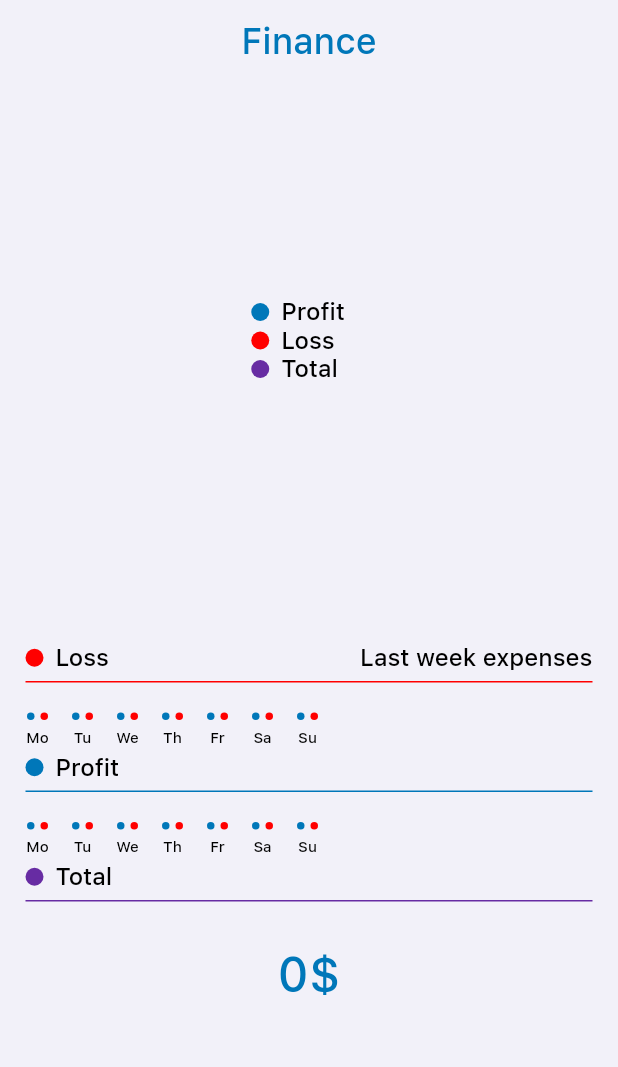
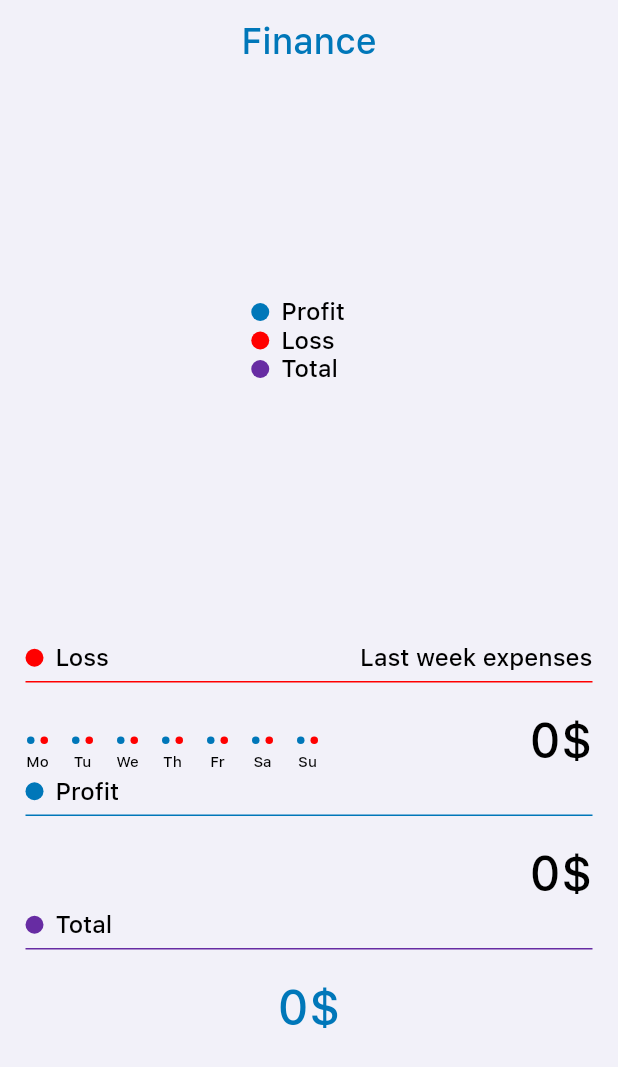
Before and after one commit to kent0505/expenses3, a Flutter app: the FinancePage widget shown alone on an empty page, opened directly, on a phone screen of 412 x 824 dp. Shown: the top 1067 px of the screen. Run offline on Flutter 3.47's test engine with Material 3 defaults, Android fonts, the phone set to English and light mode, and no system bars; drawn by our look-alikes of fl_chart; our stand-ins replace flutter_bloc, flutter_svg, go_router, hive_flutter, shared_preferences; accounts and stored records are empty.

Commit message:
completed finance page

```diff
--- a/lib/core/config/router.dart
+++ b/lib/core/config/router.dart
@@ -1,3 +1,4 @@
+import 'package:expense_test/features/finance/pages/finance_test_page.dart';
 import 'package:go_router/go_router.dart';
 
 import '../../features/home/pages/home_page.dart';
@@ -12,6 +13,10 @@ import '../../features/splash/splash_page.dart';
 final routerConfig = GoRouter(
   initialLocation: '/',
   routes: [
+    GoRoute(
+      path: '/test',
+      builder: (context, state) => const FinanceTestPage(),
+    ),
     GoRoute(
       path: '/',
       builder: (context, state) => const SplashPage(),
--- a/lib/core/utils.dart
+++ b/lib/core/utils.dart
@@ -8,6 +8,9 @@ bool onboarding = true;
 String myname = '';
 int myprofits = 0;
 int mylosses = 0;
+bool achieve1 = false;
+bool achieve2 = false;
+bool achieve3 = false;
 List<Money> mymoneys = [];
 
 Future<void> getData() async {
@@ -17,6 +20,9 @@ Future<void> getData() async {
   myname = prefs.getString('myname') ?? 'John';
   myprofits = prefs.getInt('myprofits') ?? 0;
   mylosses = prefs.getInt('mylosses') ?? 0;
+  achieve1 = prefs.getBool('achieve1') ?? false;
+  achieve2 = prefs.getBool('achieve2') ?? false;
+  achieve3 = prefs.getBool('achieve3') ?? false;
 }
 
 Future<void> saveUser(String name) async {
@@ -47,6 +53,17 @@ int w5Profit = 0;
 int w6Profit = 0;
 int w7Profit = 0;
 
+List<Money> getLastWeekMoneys() {
+  List<Money> sortedmoneys = [];
+  int last = getCurrentTimestamp() - 604800;
+  for (Money money in mymoneys) {
+    if (money.id > last) {
+      sortedmoneys.add(money);
+    }
+  }
+  return sortedmoneys;
+}
+
 void calculateExpenses() {
   w1Loss = 0;
   w2Loss = 0;
@@ -64,7 +81,7 @@ void calculateExpenses() {
   w6Profit = 0;
   w7Profit = 0;
 
-  for (Money money in mymoneys) {
+  for (Money money in getLastWeekMoneys()) {
     log(money.id.toString());
     DateTime date = DateTime.fromMillisecondsSinceEpoch(money.id * 1000);
 
@@ -86,25 +103,11 @@ void calculateExpenses() {
       if (date.weekday == 7) w7Loss = w7Loss + money.amount;
     }
   }
-  print(w1Loss);
-  print(w2Loss);
-  print(w3Loss);
-  print(w4Loss);
-  print(w5Loss);
-  print(w6Loss);
-  print(w7Loss);
-  print(w1Profit);
-  print(w2Profit);
-  print(w3Profit);
-  print(w4Profit);
-  print(w5Profit);
-  print(w6Profit);
-  print(w7Profit);
 }
 
 double getHeight(int a, int b) {
   if (a == 0) return 5;
   if (b == 0) return 5;
-  if (a > b) return 100 + 50;
-  return (a / b) * 100 + (a / b) * 50;
+  if (a > b) return 82;
+  return (a / b) * 32 + (a / b) * 50;
 }
--- a/lib/features/finance/pages/finance_page.dart
+++ b/lib/features/finance/pages/finance_page.dart
@@ -1,10 +1,10 @@
-import 'package:expense_test/features/finance/widgets/bar_chart_card.dart';
 import 'package:flutter/material.dart';
 
 import '../../../core/config/app_colors.dart';
 import '../../../core/utils.dart';
 import '../../../core/widgets/page_title.dart';
 import '../../money/models/money.dart';
+import '../widgets/bar_chart_card.dart';
 import '../widgets/line_widget.dart';
 import '../widgets/money_pie_chart.dart';
 
@@ -21,7 +21,7 @@ class _FinancePageState extends State<FinancePage> {
   int total = 0;
 
   void getMyMoneys() {
-    for (Money money in mymoneys) {
+    for (Money money in getLastWeekMoneys()) {
       if (money.profit) {
         profit = profit + money.amount;
       } else {
@@ -58,6 +58,7 @@ class _FinancePageState extends State<FinancePage> {
           const LineWidget(title: 'Loss'),
           const SizedBox(height: 20),
           Row(
+            crossAxisAlignment: CrossAxisAlignment.end,
             children: [
               const SizedBox(width: 10),
               BarChartCard(
@@ -67,34 +68,43 @@ class _FinancePageState extends State<FinancePage> {
               ),
               BarChartCard(
                 title: 'Tu',
-                profitHeight: getHeight(w1Profit, w1Loss),
-                lossHeight: getHeight(w1Loss, w1Profit),
+                profitHeight: getHeight(w2Profit, w2Loss),
+                lossHeight: getHeight(w2Loss, w2Profit),
               ),
               BarChartCard(
                 title: 'We',
-                profitHeight: getHeight(w1Profit, w1Loss),
-                lossHeight: getHeight(w1Loss, w1Profit),
+                profitHeight: getHeight(w3Profit, w3Loss),
+                lossHeight: getHeight(w3Loss, w3Profit),
               ),
               BarChartCard(
                 title: 'Th',
-                profitHeight: getHeight(w1Profit, w1Loss),
-                lossHeight: getHeight(w1Loss, w1Profit),
+                profitHeight: getHeight(w4Profit, w4Loss),
+                lossHeight: getHeight(w4Loss, w4Profit),
               ),
               BarChartCard(
                 title: 'Fr',
-                profitHeight: getHeight(w1Profit, w1Loss),
-                lossHeight: getHeight(w1Loss, w1Profit),
+                profitHeight: getHeight(w5Profit, w5Loss),
+                lossHeight: getHeight(w5Loss, w5Profit),
               ),
               BarChartCard(
                 title: 'Sa',
-                profitHeight: getHeight(w1Profit, w1Loss),
-                lossHeight: getHeight(w1Loss, w1Profit),
+                profitHeight: getHeight(w6Profit, w6Loss),
+                lossHeight: getHeight(w6Loss, w6Profit),
               ),
               BarChartCard(
                 title: 'Su',
-                profitHeight: getHeight(w1Profit, w1Loss),
-                lossHeight: getHeight(w1Loss, w1Profit),
+                profitHeight: getHeight(w7Profit, w7Loss),
+                lossHeight: getHeight(w7Loss, w7Profit),
               ),
+              const Spacer(),
+              Text(
+                '$loss\$',
+                style: const TextStyle(
+                  color: Colors.black,
+                  fontSize: 32,
+                ),
+              ),
+              const SizedBox(width: 17),
             ],
           ),
           const SizedBox(height: 5),
@@ -102,47 +112,20 @@ class _FinancePageState extends State<FinancePage> {
           const SizedBox(height: 20),
           Row(
             children: [
-              const SizedBox(width: 10),
-              BarChartCard(
-                title: 'Mo',
-                profitHeight: getHeight(w1Profit, w1Loss),
-                lossHeight: getHeight(w1Loss, w1Profit),
+              const Spacer(),
+              Text(
+                '$profit\$',
+                style: const TextStyle(
+                  color: Colors.black,
+                  fontSize: 32,
+                ),
               ),
-              BarChartCard(
-                title: 'Tu',
-                profitHeight: getHeight(w1Profit, w1Loss),
-                lossHeight: getHeight(w1Loss, w1Profit),
-              ),
-              BarChartCard(
-                title: 'We',
-                profitHeight: getHeight(w1Profit, w1Loss),
-                lossHeight: getHeight(w1Loss, w1Profit),
-              ),
-              BarChartCard(
-                title: 'Th',
-                profitHeight: getHeight(w1Profit, w1Loss),
-                lossHeight: getHeight(w1Loss, w1Profit),
-              ),
-              BarChartCard(
-                title: 'Fr',
-                profitHeight: getHeight(w1Profit, w1Loss),
-                lossHeight: getHeight(w1Loss, w1Profit),
-              ),
-              BarChartCard(
-                title: 'Sa',
-                profitHeight: getHeight(w1Profit, w1Loss),
-                lossHeight: getHeight(w1Loss, w1Profit),
-              ),
-              BarChartCard(
-                title: 'Su',
-                profitHeight: getHeight(w1Profit, w1Loss),
-                lossHeight: getHeight(w1Loss, w1Profit),
-              ),
+              const SizedBox(width: 17),
             ],
           ),
           const SizedBox(height: 5),
           const LineWidget(title: 'Total'),
-          const SizedBox(height: 30),
+          const SizedBox(height: 20),
           Center(
             child: Text(
               '$total\$',
@@ -152,7 +135,7 @@ class _FinancePageState extends State<FinancePage> {
               ),
             ),
           ),
-          const SizedBox(height: 30),
+          const SizedBox(height: 20),
         ],
       ),
     );
--- /dev/null
+++ b/lib/features/finance/pages/finance_test_page.dart
@@ -0,0 +1,74 @@
+import 'package:flutter/material.dart';
+
+import '../../money/models/money.dart';
+import '../widgets/bar_chart_card.dart';
+
+class FinanceTestPage extends StatefulWidget {
+  const FinanceTestPage({super.key});
+
+  @override
+  State<FinanceTestPage> createState() => _FinanceTestPageState();
+}
+
+class _FinanceTestPageState extends State<FinanceTestPage> {
+  List<Money> mymoneys = [];
+
+  @override
+  void initState() {
+    super.initState();
+  }
+
+  @override
+  Widget build(BuildContext context) {
+    return const SafeArea(
+      child: Scaffold(
+        body: Column(
+          mainAxisAlignment: MainAxisAlignment.center,
+          children: [
+            Row(
+              crossAxisAlignment: CrossAxisAlignment.end,
+              children: [
+                SizedBox(width: 10),
+                BarChartCard(
+                  title: 'Mo',
+                  profitHeight: 40,
+                  lossHeight: 50,
+                ),
+                BarChartCard(
+                  title: 'Tu',
+                  profitHeight: 50,
+                  lossHeight: 60,
+                ),
+                // BarChartCard(
+                //   title: 'We',
+                //   profitHeight: getHeight(w1Loss, w1Profit),
+                //   lossHeight: getHeight(w1Profit, w1Loss),
+                // ),
+                // BarChartCard(
+                //   title: 'Th',
+                //   profitHeight: getHeight(w1Profit, w1Loss),
+                //   lossHeight: getHeight(w1Loss, w1Profit),
+                // ),
+                // BarChartCard(
+                //   title: 'Fr',
+                //   profitHeight: getHeight(w1Profit, w1Loss),
+                //   lossHeight: getHeight(w1Loss, w1Profit),
+                // ),
+                // BarChartCard(
+                //   title: 'Sa',
+                //   profitHeight: getHeight(w1Profit, w1Loss),
+                //   lossHeight: getHeight(w1Loss, w1Profit),
+                // ),
+                // BarChartCard(
+                //   title: 'Su',
+                //   profitHeight: getHeight(w1Profit, w1Loss),
+                //   lossHeight: getHeight(w1Loss, w1Profit),
+                // ),
+              ],
+            ),
+          ],
+        ),
+      ),
+    );
+  }
+}
--- a/lib/features/home/widgets/achieves_list.dart
+++ b/lib/features/home/widgets/achieves_list.dart
@@ -1,6 +1,7 @@
 import 'package:flutter/material.dart';
 
 import '../../../core/config/app_colors.dart';
+import '../../../core/utils.dart';
 
 class AchievesList extends StatelessWidget {
   const AchievesList({super.key});
@@ -16,22 +17,22 @@ class AchievesList extends StatelessWidget {
         thickness: 5,
         child: ListView(
           // padding: const EdgeInsets.symmetric(horizontal: 24),
-          children: const [
-            SizedBox(height: 16),
+          children: [
+            const SizedBox(height: 16),
             _AchieveCard(
               title: 'Spend \$1,000 in a month',
               asset: 'achieve1',
-              active: true,
+              active: achieve1,
             ),
             _AchieveCard(
               title: 'Spend \$5,000 in a month',
               asset: 'achieve2',
-              active: false,
+              active: achieve2,
             ),
             _AchieveCard(
               title: 'Invest \$3,000 in education',
               asset: 'achieve3',
-              active: false,
+              active: achieve3,
             ),
           ],
         ),
--- a/pubspec.yaml
+++ b/pubspec.yaml
@@ -17,6 +17,7 @@ dependencies:
   hive: ^2.2.3
   hive_flutter: ^1.1.0
   fl_chart: ^0.68.0
+  unique_simple_bar_chart: ^0.0.4
   ###
 dev_dependencies:
   flutter_test:
```
Also changed, not shown: pubspec.lock.
